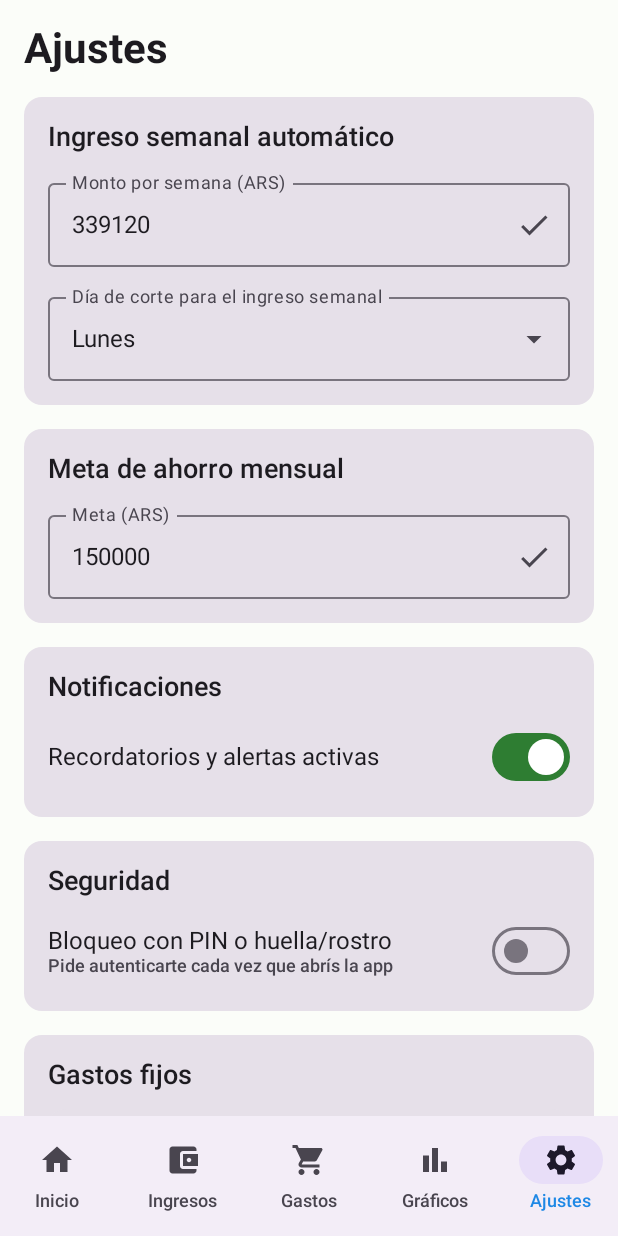
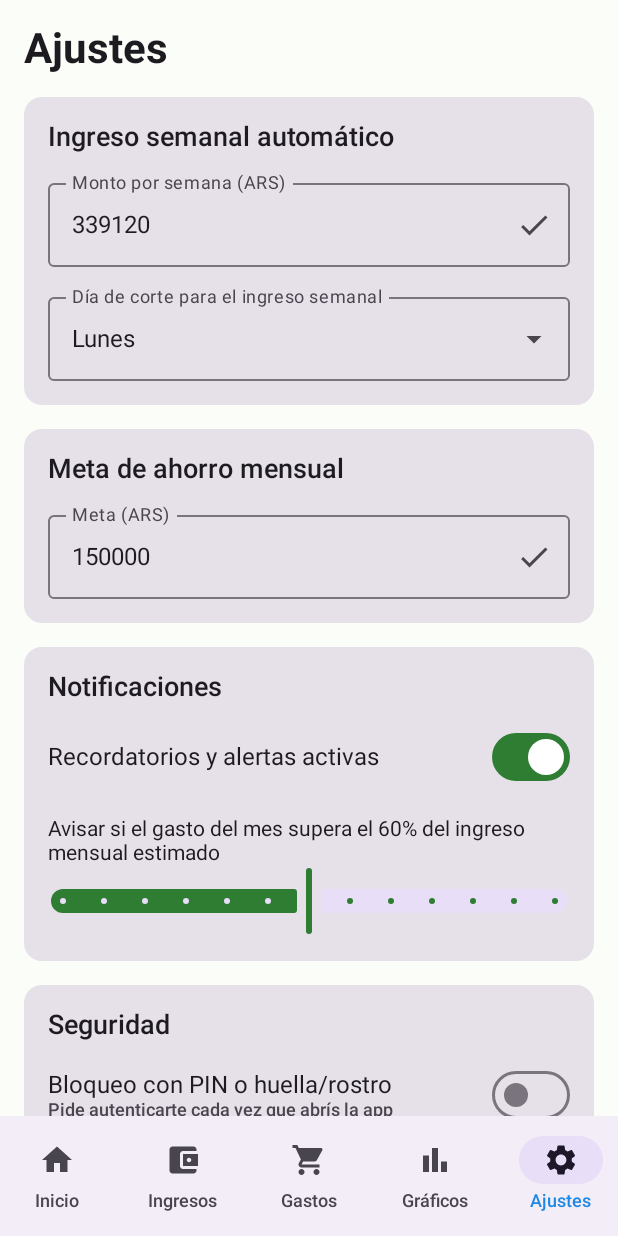
Before and after one commit to eelr93/assets1, an Android app built with Jetpack Compose: the ConfiguracionScreen screen opened through its navigation route, on a phone screen of 412 x 824 dp. Run offline under Robolectric (Android 15) with nearby library versions, the phone set to English and light mode, and no system bars; our stand-ins replace Room's generated code.

Commit message:
Fix CI (dropdown click target) + umbral editable + comparativa mensual
- SelectorDesplegable: el intento anterior usaba matchParentSize() con
  una firma incorrecta (falló en CI). Reescrito para abrir el menú
  tocando el ícono de flecha con IconButton, sin overlays ni APIs de
  scope ambiguas entre versiones de Material3.
- Ajustes: el umbral de alerta de gasto (antes fijo en 60% en el
  código) ahora es un slider editable en Notificaciones.
- Dashboard: nueva sección "Comparado con el mes anterior" que muestra
  gasto y ahorro del mes actual vs. el anterior, con variación %.

Co-Authored-By: Claude Sonnet 5 <noreply@anthropic.com>
Claude-Session: https://claude.ai/code/session_01EXmbU3GGfCdgDSxXQmGeGy

```diff
--- a/app/src/main/java/com/finanzasbrutal/app/ui/components/SelectorDesplegable.kt
+++ b/app/src/main/java/com/finanzasbrutal/app/ui/components/SelectorDesplegable.kt
@@ -1,14 +1,13 @@
 package com.finanzasbrutal.app.ui.components
 
-import androidx.compose.foundation.clickable
 import androidx.compose.foundation.layout.Box
 import androidx.compose.foundation.layout.fillMaxWidth
-import androidx.compose.foundation.layout.matchParentSize
 import androidx.compose.material.icons.Icons
 import androidx.compose.material.icons.filled.ArrowDropDown
 import androidx.compose.material3.DropdownMenu
 import androidx.compose.material3.DropdownMenuItem
 import androidx.compose.material3.Icon
+import androidx.compose.material3.IconButton
 import androidx.compose.material3.OutlinedTextField
 import androidx.compose.material3.Text
 import androidx.compose.runtime.Composable
@@ -20,8 +19,8 @@ import androidx.compose.ui.Modifier
 
 /**
  * Selector desplegable estilo "exposed dropdown" implementado sobre APIs estables
- * (Box + DropdownMenu superpuesto) en vez de ExposedDropdownMenuBox/ExposedDropdownMenu,
- * cuya firma cambió entre versiones de Material3.
+ * (OutlinedTextField de solo lectura + DropdownMenu anclado al ícono) en vez de
+ * ExposedDropdownMenuBox/ExposedDropdownMenu, cuya firma cambió entre versiones de Material3.
  */
 @Composable
 fun <T> SelectorDesplegable(
@@ -40,13 +39,12 @@ fun <T> SelectorDesplegable(
             onValueChange = {},
             readOnly = true,
             label = { Text(etiqueta) },
-            trailingIcon = { Icon(Icons.Filled.ArrowDropDown, contentDescription = null) },
+            trailingIcon = {
+                IconButton(onClick = { expandido = true }) {
+                    Icon(Icons.Filled.ArrowDropDown, contentDescription = etiqueta)
+                }
+            },
             modifier = Modifier.fillMaxWidth()
-        )
-        Box(
-            modifier = Modifier
-                .matchParentSize()
-                .clickable { expandido = true }
         )
         DropdownMenu(expanded = expandido, onDismissRequest = { expandido = false }) {
             opciones.forEach { opcion ->
--- a/app/src/main/java/com/finanzasbrutal/app/ui/configuracion/ConfiguracionScreen.kt
+++ b/app/src/main/java/com/finanzasbrutal/app/ui/configuracion/ConfiguracionScreen.kt
@@ -21,6 +21,7 @@ import androidx.compose.material3.Icon
 import androidx.compose.material3.IconButton
 import androidx.compose.material3.MaterialTheme
 import androidx.compose.material3.OutlinedTextField
+import androidx.compose.material3.Slider
 import androidx.compose.material3.Switch
 import androidx.compose.material3.Text
 import androidx.compose.material3.TextButton
@@ -50,6 +51,7 @@ import com.finanzasbrutal.app.util.DateUtils
 import com.finanzasbrutal.app.util.ExportUtils
 import kotlinx.coroutines.launch
 import java.time.DayOfWeek
+import kotlin.math.roundToInt
 
 @Composable
 fun ConfiguracionScreen(repository: FinanzasRepository) {
@@ -102,6 +104,11 @@ fun ConfiguracionScreen(repository: FinanzasRepository) {
                     onCheckedChange = viewModel::actualizarNotificaciones
                 )
             }
+            Spacer(Modifier.height(16.dp))
+            SelectorUmbralAlerta(
+                valorInicial = estado.configuracion.umbralAlertaPorcentaje,
+                onGuardar = viewModel::actualizarUmbralAlerta
+            )
         }
         Spacer(Modifier.height(16.dp))
 
@@ -225,6 +232,23 @@ private fun CampoMontoConGuardar(
 }
 
 @Composable
+private fun SelectorUmbralAlerta(valorInicial: Double, onGuardar: (Double) -> Unit) {
+    var valor by remember(valorInicial) { mutableStateOf(valorInicial.toFloat()) }
+
+    Text(
+        "Avisar si el gasto del mes supera el ${(valor * 100).roundToInt()}% del ingreso mensual estimado",
+        style = MaterialTheme.typography.bodyMedium
+    )
+    Slider(
+        value = valor,
+        onValueChange = { valor = it },
+        onValueChangeFinished = { onGuardar(valor.toDouble()) },
+        valueRange = 0.3f..0.9f,
+        steps = 11 // pasos de 5%
+    )
+}
+
+@Composable
 private fun DialogoConfigurarPin(
     onDismiss: () -> Unit,
     onConfirmar: (String) -> Unit
--- a/app/src/main/java/com/finanzasbrutal/app/ui/configuracion/ConfiguracionViewModel.kt
+++ b/app/src/main/java/com/finanzasbrutal/app/ui/configuracion/ConfiguracionViewModel.kt
@@ -41,6 +41,8 @@ class ConfiguracionViewModel(private val repository: FinanzasRepository) : ViewM
 
     fun actualizarNotificaciones(activas: Boolean) = guardar { it.copy(notificacionesActivas = activas) }
 
+    fun actualizarUmbralAlerta(porcentaje: Double) = guardar { it.copy(umbralAlertaPorcentaje = porcentaje) }
+
     fun actualizarGastoFijo(gastoFijo: GastoFijo) {
         viewModelScope.launch { repository.actualizarGastoFijo(gastoFijo) }
     }
--- a/app/src/main/java/com/finanzasbrutal/app/ui/dashboard/DashboardScreen.kt
+++ b/app/src/main/java/com/finanzasbrutal/app/ui/dashboard/DashboardScreen.kt
@@ -10,10 +10,12 @@ import androidx.compose.foundation.layout.height
 import androidx.compose.foundation.layout.padding
 import androidx.compose.foundation.rememberScrollState
 import androidx.compose.foundation.verticalScroll
+import androidx.compose.material3.Card
 import androidx.compose.material3.MaterialTheme
 import androidx.compose.material3.Text
 import androidx.compose.runtime.Composable
 import androidx.compose.runtime.getValue
+import androidx.compose.ui.Alignment
 import androidx.compose.ui.Modifier
 import androidx.compose.ui.text.font.FontWeight
 import androidx.compose.ui.unit.dp
@@ -28,6 +30,8 @@ import com.finanzasbrutal.app.ui.theme.AzulIngreso
 import com.finanzasbrutal.app.ui.theme.RojoGasto
 import com.finanzasbrutal.app.ui.theme.VerdeAhorro
 import com.finanzasbrutal.app.util.CurrencyUtils
+import kotlin.math.abs
+import kotlin.math.roundToInt
 
 @Composable
 fun DashboardScreen(repository: FinanzasRepository) {
@@ -70,6 +74,15 @@ fun DashboardScreen(repository: FinanzasRepository) {
         FilaDosStats("Mes", estado.gastoMes, "Año", estado.gastoAnio, RojoGasto)
         Spacer(Modifier.height(20.dp))
 
+        SeccionTitulo("Comparado con el mes anterior")
+        ComparativaMesCard(
+            gastoActual = estado.gastoMes,
+            gastoAnterior = estado.gastoMesAnterior,
+            ahorroActual = estado.ahorroMesActual,
+            ahorroAnterior = estado.ahorroMesAnterior
+        )
+        Spacer(Modifier.height(20.dp))
+
         SeccionTitulo("Proyección de ahorro")
         FilaDosStats(
             "Mensual", estado.proyeccionAhorroMensual,
@@ -100,6 +113,50 @@ private fun SeccionTitulo(texto: String) {
 }
 
 @Composable
+private fun ComparativaMesCard(
+    gastoActual: Double,
+    gastoAnterior: Double,
+    ahorroActual: Double,
+    ahorroAnterior: Double
+) {
+    Card(Modifier.fillMaxWidth()) {
+        Column(Modifier.padding(16.dp)) {
+            FilaComparativa("Gasto", gastoActual, gastoAnterior, subeEsMalo = true)
+            Spacer(Modifier.height(12.dp))
+            FilaComparativa("Ahorro", ahorroActual, ahorroAnterior, subeEsMalo = false)
+        }
+    }
+}
+
+@Composable
+private fun FilaComparativa(etiqueta: String, actual: Double, anterior: Double, subeEsMalo: Boolean) {
+    val variacion = calcularVariacionPorcentual(actual, anterior)
+    val subio = variacion != null && variacion > 0
+    val colorVariacion = when {
+        variacion == null -> MaterialTheme.colorScheme.onSurfaceVariant
+        subio == subeEsMalo -> RojoGasto
+        else -> VerdeAhorro
+    }
+
+    Row(Modifier.fillMaxWidth(), horizontalArrangement = Arrangement.SpaceBetween, verticalAlignment = Alignment.CenterVertically) {
+        Column {
+            Text(etiqueta, style = MaterialTheme.typography.labelMedium, color = MaterialTheme.colorScheme.onSurfaceVariant)
+            Text(CurrencyUtils.formatear(actual), fontWeight = FontWeight.Bold)
+        }
+        Text(
+            text = if (variacion == null) "sin datos del mes anterior" else "${if (subio) "+" else ""}${variacion.roundToInt()}% vs. mes pasado",
+            color = colorVariacion,
+            style = MaterialTheme.typography.labelMedium
+        )
+    }
+}
+
+private fun calcularVariacionPorcentual(actual: Double, anterior: Double): Double? {
+    if (anterior == 0.0) return null
+    return (actual - anterior) / abs(anterior) * 100
+}
+
+@Composable
 private fun FilaDosStats(
     titulo1: String,
     valor1: Double,
--- a/app/src/main/java/com/finanzasbrutal/app/ui/dashboard/DashboardViewModel.kt
+++ b/app/src/main/java/com/finanzasbrutal/app/ui/dashboard/DashboardViewModel.kt
@@ -27,7 +27,10 @@ data class DashboardUiState(
     val proyeccionAhorroMensual: Double = 0.0,
     val proyeccionAhorroAnual: Double = 0.0,
     val margenDisponible: Double = 0.0,
-    val alertaGastosExcedidos: Boolean = false
+    val alertaGastosExcedidos: Boolean = false,
+    val gastoMesAnterior: Double = 0.0,
+    val ahorroMesActual: Double = 0.0,
+    val ahorroMesAnterior: Double = 0.0
 )
 
 class DashboardViewModel(repository: FinanzasRepository) : ViewModel() {
@@ -42,6 +45,8 @@ class DashboardViewModel(repository: FinanzasRepository) : ViewModel() {
         val inicioSemana = DateUtils.inicioSemana(hoy, DayOfWeek.of(config.diaCorteIngreso))
         val inicioMes = DateUtils.inicioMes(hoy)
         val inicioAnio = DateUtils.inicioAnio(hoy)
+        val inicioMesAnterior = inicioMes.minusMonths(1)
+        val finMesAnterior = inicioMes.minusDays(1)
 
         val ingresoTotal = ingresos.sumOf { it.monto }
         val gastoTotal = gastos.sumOf { it.monto }
@@ -49,15 +54,23 @@ class DashboardViewModel(repository: FinanzasRepository) : ViewModel() {
         val ingresoMensualEstimado = config.ingresoSemanalAuto * SEMANAS_POR_MES
         val totalGastosFijos = gastosFijos.filter { it.activo }.sumOf { it.monto }
         val proyeccionAhorroMensual = ingresoMensualEstimado - totalGastosFijos
+        val ingresoMesActual = ingresos.filter { !it.fecha.isBefore(inicioMes) }.sumOf { it.monto }
         val gastoMesActual = gastos.filter { !it.fecha.isBefore(inicioMes) }.sumOf { it.monto }
         val gastoVariableMes = (gastoMesActual - totalGastosFijos).coerceAtLeast(0.0)
+
+        val ingresoMesAnterior = ingresos
+            .filter { !it.fecha.isBefore(inicioMesAnterior) && !it.fecha.isAfter(finMesAnterior) }
+            .sumOf { it.monto }
+        val gastoMesAnterior = gastos
+            .filter { !it.fecha.isBefore(inicioMesAnterior) && !it.fecha.isAfter(finMesAnterior) }
+            .sumOf { it.monto }
 
         DashboardUiState(
             cargando = false,
             saldoActual = ingresoTotal - gastoTotal,
             ingresoHoy = ingresos.filter { it.fecha == hoy }.sumOf { it.monto },
             ingresoSemana = ingresos.filter { !it.fecha.isBefore(inicioSemana) }.sumOf { it.monto },
-            ingresoMes = ingresos.filter { !it.fecha.isBefore(inicioMes) }.sumOf { it.monto },
+            ingresoMes = ingresoMesActual,
             ingresoAnio = ingresos.filter { !it.fecha.isBefore(inicioAnio) }.sumOf { it.monto },
             gastoHoy = gastos.filter { it.fecha == hoy }.sumOf { it.monto },
             gastoSemana = gastos.filter { !it.fecha.isBefore(inicioSemana) }.sumOf { it.monto },
@@ -68,7 +81,10 @@ class DashboardViewModel(repository: FinanzasRepository) : ViewModel() {
             proyeccionAhorroAnual = proyeccionAhorroMensual * 12,
             margenDisponible = proyeccionAhorroMensual - gastoVariableMes,
             alertaGastosExcedidos = ingresoMensualEstimado > 0 &&
-                gastoMesActual >= config.umbralAlertaPorcentaje * ingresoMensualEstimado
+                gastoMesActual >= config.umbralAlertaPorcentaje * ingresoMensualEstimado,
+            gastoMesAnterior = gastoMesAnterior,
+            ahorroMesActual = ingresoMesActual - gastoMesActual,
+            ahorroMesAnterior = ingresoMesAnterior - gastoMesAnterior
         )
     }.stateIn(viewModelScope, SharingStarted.WhileSubscribed(5000), DashboardUiState())
 }
```
